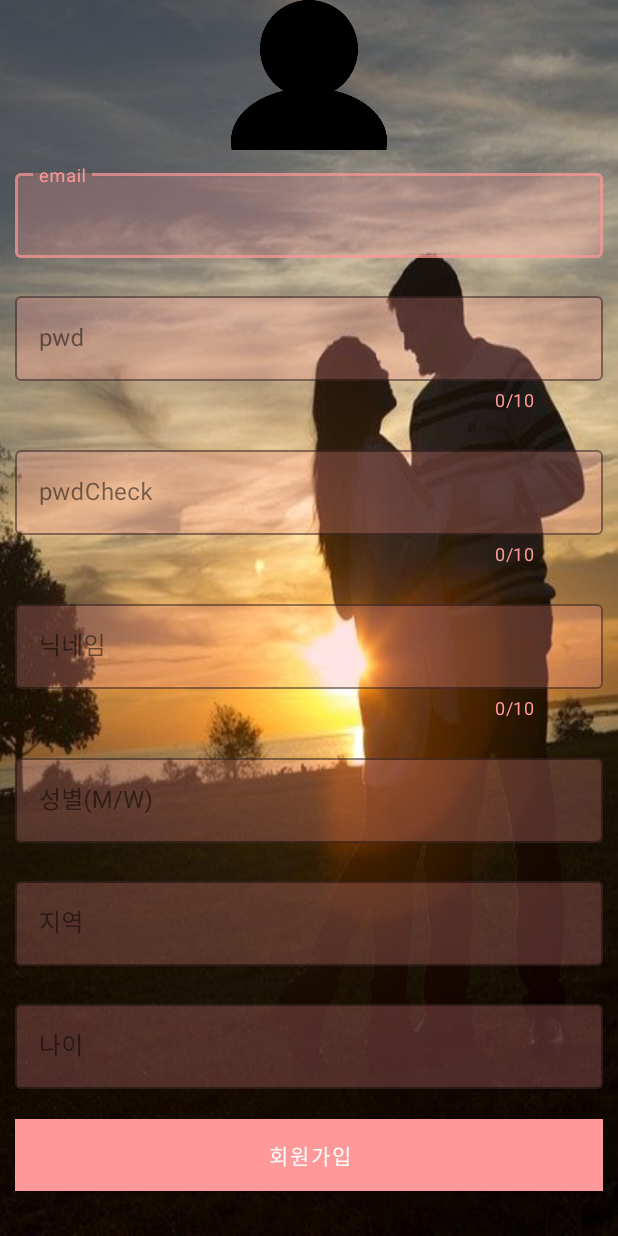
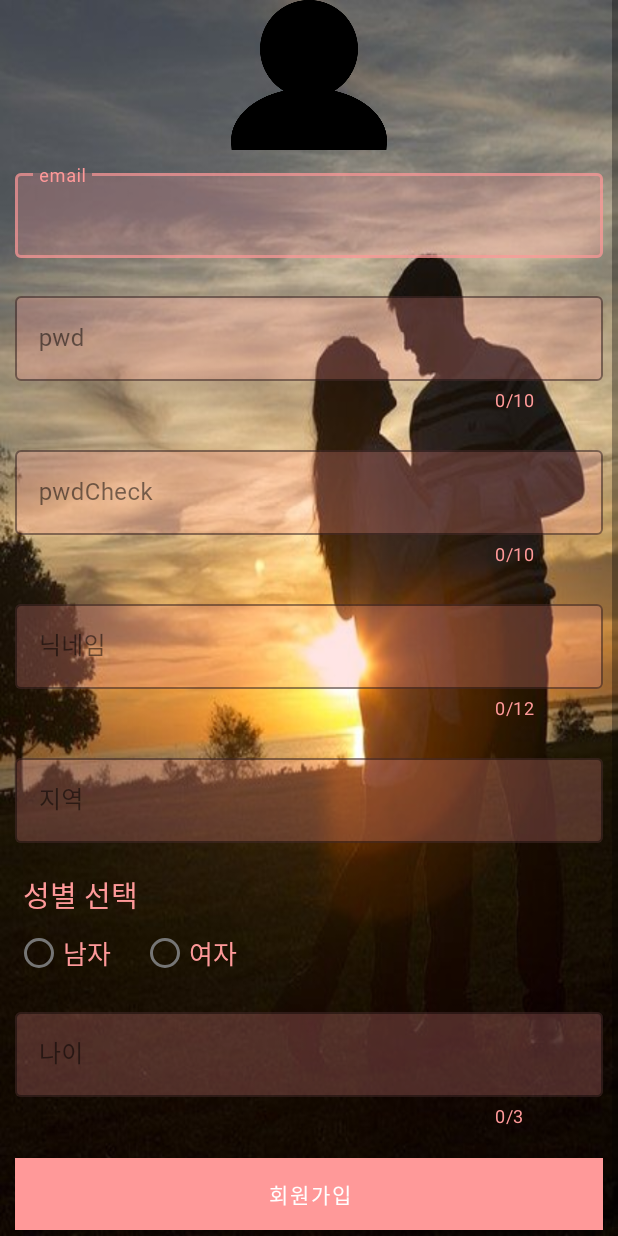
Before and after one commit to dbstjd7084/dating, an Android app: the screen it shows after launch (JoinActivity), after a tap on "JOIN", on a phone screen of 412 x 824 dp. Run offline under Robolectric (Android 15) with nearby library versions, the phone set to English and light mode, and no system bars; our stand-ins replace Firebase (no records; nobody signed in at launch, a user with empty details on screens opened directly); libraries missing offline, so code that uses them is left out: com.google.auth.oauth2; pictures from the network do not load.

Commit message:
chore: UI 디자인 수정 및 메모리 관리
- 메모리 관리를 위한 finish() 추가

```diff
--- a/app/src/main/java/com/dbsthd2459/datingapp/SplashActivity.kt
+++ b/app/src/main/java/com/dbsthd2459/datingapp/SplashActivity.kt
@@ -20,7 +20,7 @@ class SplashActivity : AppCompatActivity() {
 
             Handler().postDelayed({
                 val intent = Intent(this, IntroActivity::class.java)
-                intent.addFlags(Intent.FLAG_ACTIVITY_NO_ANIMATION)
+                intent.addFlags(Intent.FLAG_ACTIVITY_NO_ANIMATION) // 액티비티 전환 애니메이션 제거
                 startActivity(intent)
                 finish()
             }, 2000)
@@ -29,7 +29,6 @@ class SplashActivity : AppCompatActivity() {
 
             Handler().postDelayed({
                 val intent = Intent(this, MainActivity::class.java)
-                intent.addFlags(Intent.FLAG_ACTIVITY_NO_ANIMATION)
                 startActivity(intent)
                 finish()
             }, 2000)
--- a/app/src/main/java/com/dbsthd2459/datingapp/auth/IntroActivity.kt
+++ b/app/src/main/java/com/dbsthd2459/datingapp/auth/IntroActivity.kt
@@ -16,6 +16,7 @@ class IntroActivity : AppCompatActivity() {
 
             val intent = Intent(this, LoginActivity::class.java)
             startActivity(intent)
+            finish()
 
         }
 
@@ -24,6 +25,7 @@ class IntroActivity : AppCompatActivity() {
 
             val intent = Intent(this, JoinActivity::class.java)
             startActivity(intent)
+            finish()
 
         }
     }
--- a/app/src/main/java/com/dbsthd2459/datingapp/auth/LoginActivity.kt
+++ b/app/src/main/java/com/dbsthd2459/datingapp/auth/LoginActivity.kt
@@ -34,6 +34,7 @@ class LoginActivity : AppCompatActivity() {
 
                         val intent = Intent(this, MainActivity::class.java)
                         startActivity(intent)
+                        finish()
 
                     } else {
 
--- a/app/src/main/java/com/dbsthd2459/datingapp/slider/CardStackAdapter.kt
+++ b/app/src/main/java/com/dbsthd2459/datingapp/slider/CardStackAdapter.kt
@@ -1,5 +1,6 @@
 package com.dbsthd2459.datingapp.slider
 
+import android.annotation.SuppressLint
 import android.content.Context
 import android.view.LayoutInflater
 import android.view.View
@@ -37,6 +38,7 @@ class CardStackAdapter(val context : Context, val items : List<UserDataModel>) :
         val age = itemView.findViewById<TextView>(R.id.itemAge)
         val city = itemView.findViewById<TextView>(R.id.itemCity)
 
+        @SuppressLint("SetTextI18n")
         fun binding(data : UserDataModel) {
 
             val storageRef = Firebase.storage.reference.child(data.uid + ".png")
@@ -49,7 +51,7 @@ class CardStackAdapter(val context : Context, val items : List<UserDataModel>) :
                 }
             })
 
-            nickname.text = data.nickname
+            nickname.text = data.nickname + ","
             age.text = data.age
             city.text = data.city
 
--- a/app/src/main/java/com/dbsthd2459/datingapp/utils/FirebaseAuthUtils.kt
+++ b/app/src/main/java/com/dbsthd2459/datingapp/utils/FirebaseAuthUtils.kt
@@ -18,6 +18,7 @@ class FirebaseAuthUtils {
 
         private lateinit var uid: String
         private lateinit var token: String
+        private lateinit var email: String
 
         fun getUid() : String {
 
@@ -25,8 +26,19 @@ class FirebaseAuthUtils {
 
             auth = FirebaseAuth.getInstance()
 
-            return auth.currentUser?.uid.toString()
+            uid = auth.currentUser?.uid.toString()
+            return uid
 
+        }
+
+        fun getEmail(): String? {
+
+            if (::email.isInitialized) return email
+
+            auth = FirebaseAuth.getInstance()
+
+            email = auth.currentUser?.email.toString()
+            return email
         }
 
         fun getNickname(targetUid: String, callback: (String) -> Unit) {
--- a/app/src/main/res/layout/activity_chat.xml
+++ b/app/src/main/res/layout/activity_chat.xml
@@ -46,6 +46,7 @@
             android:layout_margin="10dp"
             android:layout_weight="1"
             android:background="@android:color/transparent"
+            android:fontFamily="@font/nanumsquare_acbold"
             android:hint="텍스트를 입력하세요" />
 
         <Button
@@ -58,6 +59,7 @@
             android:background="@color/mainColor"
             android:padding="0dp"
             android:text="전송"
+            android:fontFamily="@font/nanumsquare_acbold"
             android:textSize="12sp" />
 
     </LinearLayout>
--- a/app/src/main/res/layout/activity_intro.xml
+++ b/app/src/main/res/layout/activity_intro.xml
@@ -22,6 +22,7 @@
             android:background="@color/mainColor"
             android:layout_margin="10dp"
             android:textColor="@color/white"
+            android:fontFamily="@font/nanumsquare_acbold"
             android:text="JOIN" />
 
         <Button
@@ -31,6 +32,7 @@
             android:background="@color/mainColor"
             android:layout_margin="10dp"
             android:textColor="@color/white"
+            android:fontFamily="@font/nanumsquare_acbold"
             android:text="LOGIN" />
 
     </LinearLayout>
--- a/app/src/main/res/layout/activity_join.xml
+++ b/app/src/main/res/layout/activity_join.xml
@@ -34,6 +34,7 @@
                     android:id="@+id/emailArea"
                     android:hint="email"
                     android:layout_width="match_parent"
+                    android:fontFamily="@font/nanumsquare_acbold"
                     android:layout_height="wrap_content"/>
 
             </com.google.android.material.textfield.TextInputLayout>
@@ -51,6 +52,7 @@
                     android:id="@+id/pwdArea"
                     android:hint="pwd"
                     android:layout_width="match_parent"
+                    android:fontFamily="@font/nanumsquare_acbold"
                     android:layout_height="wrap_content" />
 
             </com.google.android.material.textfield.TextInputLayout>
@@ -65,8 +67,10 @@
                 android:theme="@style/TextInputStyle">
 
                 <com.google.android.material.textfield.TextInputEditText
+                    android:id="@+id/pwdCheckArea"
                     android:hint="pwdCheck"
                     android:layout_width="match_parent"
+                    android:fontFamily="@font/nanumsquare_acbold"
                     android:layout_height="wrap_content" />
 
             </com.google.android.material.textfield.TextInputLayout>
@@ -74,7 +78,7 @@
             <com.google.android.material.textfield.TextInputLayout
                 android:layout_width="match_parent"
                 android:layout_height="wrap_content"
-                app:counterMaxLength="10"
+                app:counterMaxLength="12"
                 app:counterEnabled="true"
                 android:layout_margin="10dp"
                 style="@style/TextInputStyle"
@@ -84,24 +88,11 @@
                     android:id="@+id/nicknameArea"
                     android:hint="닉네임"
                     android:layout_width="match_parent"
+                    android:fontFamily="@font/nanumsquare_acbold"
                     android:layout_height="wrap_content" />
 
             </com.google.android.material.textfield.TextInputLayout>
 
-            <com.google.android.material.textfield.TextInputLayout
-                android:layout_width="match_parent"
-                android:layout_height="wrap_content"
-                android:layout_margin="10dp"
-                style="@style/TextInputStyle"
-                android:theme="@style/TextInputStyle">
-
-                <com.google.android.material.textfield.TextInputEditText
-                    android:id="@+id/genderArea"
-                    android:hint="성별(M/W)"
-                    android:layout_width="match_parent"
-                    android:layout_height="wrap_content" />
-
-            </com.google.android.material.textfield.TextInputLayout>
 
             <com.google.android.material.textfield.TextInputLayout
                 android:layout_width="match_parent"
@@ -114,21 +105,71 @@
                     android:id="@+id/cityArea"
                     android:hint="지역"
                     android:layout_width="match_parent"
+                    android:fontFamily="@font/nanumsquare_acbold"
                     android:layout_height="wrap_content" />
 
             </com.google.android.material.textfield.TextInputLayout>
 
+            <LinearLayout
+                android:layout_width="wrap_content"
+                android:layout_height="wrap_content"
+                android:orientation="vertical"
+                android:layout_marginTop="10dp"
+                android:layout_marginHorizontal="10dp">
+
+                <TextView
+                    android:layout_width="wrap_content"
+                    android:layout_height="wrap_content"
+                    android:text="성별 선택"
+                    android:fontFamily="@font/nanumsquare_acbold"
+                    android:layout_marginLeft="5dp"
+                    android:textSize="19sp"
+                    android:textColor="@color/mainColor"/>
+
+                <RadioGroup
+                    android:id="@+id/radioGroupGender"
+                    android:layout_width="wrap_content"
+                    android:layout_height="wrap_content"
+                    android:orientation="horizontal">
+
+                    <RadioButton
+                        android:id="@+id/radioMale"
+                        android:layout_width="wrap_content"
+                        android:layout_height="wrap_content"
+                        android:text="남자"
+                        android:fontFamily="@font/nanumsquare_acbold"
+                        android:textSize="17dp"
+                        android:textColor="@color/mainColor"/>
+
+                    <RadioButton
+                        android:id="@+id/radioFemale"
+                        android:layout_width="wrap_content"
+                        android:layout_height="wrap_content"
+                        android:text="여자"
+                        android:fontFamily="@font/nanumsquare_acbold"
+                        android:textSize="17dp"
+                        android:layout_marginLeft="20dp"
+                        android:textColor="@color/mainColor"/>
+                </RadioGroup>
+
+            </LinearLayout>
+
             <com.google.android.material.textfield.TextInputLayout
                 android:layout_width="match_parent"
                 android:layout_height="wrap_content"
+                style="@style/TextInputStyle"
                 android:layout_margin="10dp"
-                style="@style/TextInputStyle"
+                app:counterMaxLength="3"
+                app:counterEnabled="true"
                 android:theme="@style/TextInputStyle">
 
                 <com.google.android.material.textfield.TextInputEditText
                     android:id="@+id/ageArea"
                     android:hint="나이"
+                    android:inputType="number"
+                    android:maxLength="3"
                     android:layout_width="match_parent"
+                    android:fontFamily="@font/nanumsquare_acbold"
                     android:layout_height="wrap_content" />
 
             </com.google.android.material.textfield.TextInputLayout>
@@ -139,6 +180,7 @@
                 android:text="회원가입"
                 android:layout_width="match_parent"
                 android:background="@color/mainColor"
+                android:fontFamily="@font/nanumsquare_acbold"
                 android:layout_height="wrap_content" />
 
         </LinearLayout>
--- a/app/src/main/res/layout/activity_login.xml
+++ b/app/src/main/res/layout/activity_login.xml
@@ -19,6 +19,7 @@
             android:id="@+id/emailArea"
             android:hint="email"
             android:layout_width="match_parent"
+            android:fontFamily="@font/nanumsquare_acbold"
             android:layout_height="wrap_content"/>
 
     </com.google.android.material.textfield.TextInputLayout>
@@ -37,6 +38,7 @@
             android:hint="pwd"
             android:inputType="textPassword"
             android:layout_width="match_parent"
+            android:fontFamily="@font/nanumsquare_acbold"
             android:layout_height="wrap_content" />
 
     </com.google.android.material.textfield.TextInputLayout>
@@ -47,6 +49,7 @@
         android:text="로그인"
         android:layout_width="match_parent"
         android:background="@color/mainColor"
+        android:fontFamily="@font/nanumsquare_acbold"
         android:layout_height="wrap_content" />
 
 </LinearLayout>
--- a/app/src/main/res/layout/item_list_view.xml
+++ b/app/src/main/res/layout/item_list_view.xml
@@ -7,6 +7,7 @@
         android:text="대화 상대 :"
         android:textSize="20sp"
         android:layout_margin="20dp"
+        android:fontFamily="@font/nanumsquare_acbold"
         android:layout_width="wrap_content"
         android:layout_height="wrap_content" />
 
@@ -16,6 +17,7 @@
         android:textColor="@color/black"
         android:textSize="20sp"
         android:layout_marginTop="20dp"
+        android:fontFamily="@font/nanumsquare_acbold"
         android:layout_width="wrap_content"
         android:layout_height="wrap_content" />
 
```
Also changed, not shown: app/src/main/java/com/dbsthd2459/datingapp/auth/JoinActivity.kt (+52 -11 lines), app/src/main/res/layout/activity_splash.xml (+3 -4 lines), app/src/main/res/layout/item_card.xml (+20 -10 lines), app/src/main/res/layout/item_message_view.xml (+6 -3 lines).
